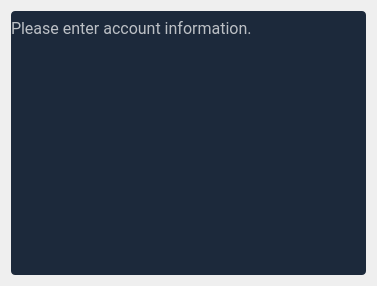
Qt form budgetter/view/skeletons/AddAccount.ui (opierre/Budgetter) before a commit.
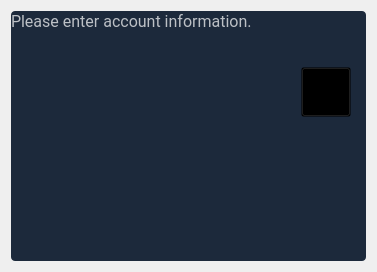
The same form after that commit. Icons and pictures are not drawn. Custom widgets are drawn as their Qt base class.

Commit message: feat: add button for color picker

Diff of the .ui file:
```diff
--- a/budgetter/view/skeletons/AddAccount.ui
+++ b/budgetter/view/skeletons/AddAccount.ui
@@ -7,7 +7,7 @@
     <x>0</x>
     <y>0</y>
     <width>377</width>
-    <height>286</height>
+    <height>272</height>
    </rect>
   </property>
   <property name="windowTitle">
@@ -45,6 +45,13 @@
 	outline: none;
 }
 
+QToolButton:hover
+{
+	background-color: rgba(255, 255, 255, 25);
+	border-radius: 2px;
+	outline: none;
+}
+
 QLineEdit
 {
 	background-color: transparent;
@@ -129,6 +136,11 @@
          <number>0</number>
         </property>
         <item>
+         <layout class="QHBoxLayout" name="horizontalLayout_2">
+          <property name="spacing">
+           <number>12</number>
+          </property>
+          <item>
          <widget class="MaterialOutlinedLineEdit" name="account_name">
           <property name="minimumSize">
            <size>
@@ -149,6 +161,83 @@
            </font>
           </property>
          </widget>
+          </item>
+          <item>
+           <widget class="QWidget" name="widget" native="true">
+            <property name="minimumSize">
+             <size>
+              <width>0</width>
+              <height>67</height>
+             </size>
+            </property>
+            <property name="maximumSize">
+             <size>
+              <width>16777215</width>
+              <height>67</height>
+             </size>
+            </property>
+            <layout class="QVBoxLayout" name="verticalLayout_4">
+             <property name="leftMargin">
+              <number>0</number>
+             </property>
+             <property name="topMargin">
+              <number>0</number>
+             </property>
+             <property name="rightMargin">
+              <number>0</number>
+             </property>
+             <property name="bottomMargin">
+              <number>2</number>
+             </property>
+             <item>
+              <spacer name="verticalSpacer">
+               <property name="orientation">
+                <enum>Qt::Vertical</enum>
+               </property>
+               <property name="sizeHint" stdset="0">
+                <size>
+                 <width>20</width>
+                 <height>40</height>
+                </size>
+               </property>
+              </spacer>
+             </item>
+             <item>
+              <widget class="QToolButton" name="color_picker">
+               <property name="minimumSize">
+                <size>
+                 <width>50</width>
+                 <height>50</height>
+                </size>
+               </property>
+               <property name="maximumSize">
+                <size>
+                 <width>50</width>
+                 <height>50</height>
+                </size>
+               </property>
+               <property name="cursor">
+                <cursorShape>PointingHandCursor</cursorShape>
+               </property>
+               <property name="text">
+                <string/>
+               </property>
+               <property name="icon">
+                <iconset resource="../resources/resources.qrc">
+                 <normaloff>:/images/images/palette_FILL0_wght500_GRAD0_opsz48.svg</normaloff>:/images/images/palette_FILL0_wght500_GRAD0_opsz48.svg</iconset>
+               </property>
+               <property name="iconSize">
+                <size>
+                 <width>40</width>
+                 <height>40</height>
+                </size>
+               </property>
+              </widget>
+             </item>
+            </layout>
+           </widget>
+          </item>
+         </layout>
         </item>
         <item>
          <layout class="QHBoxLayout" name="horizontalLayout">
```
Lines whose indentation alone changed are shown as unchanged. The commit also changes 3 other files.
